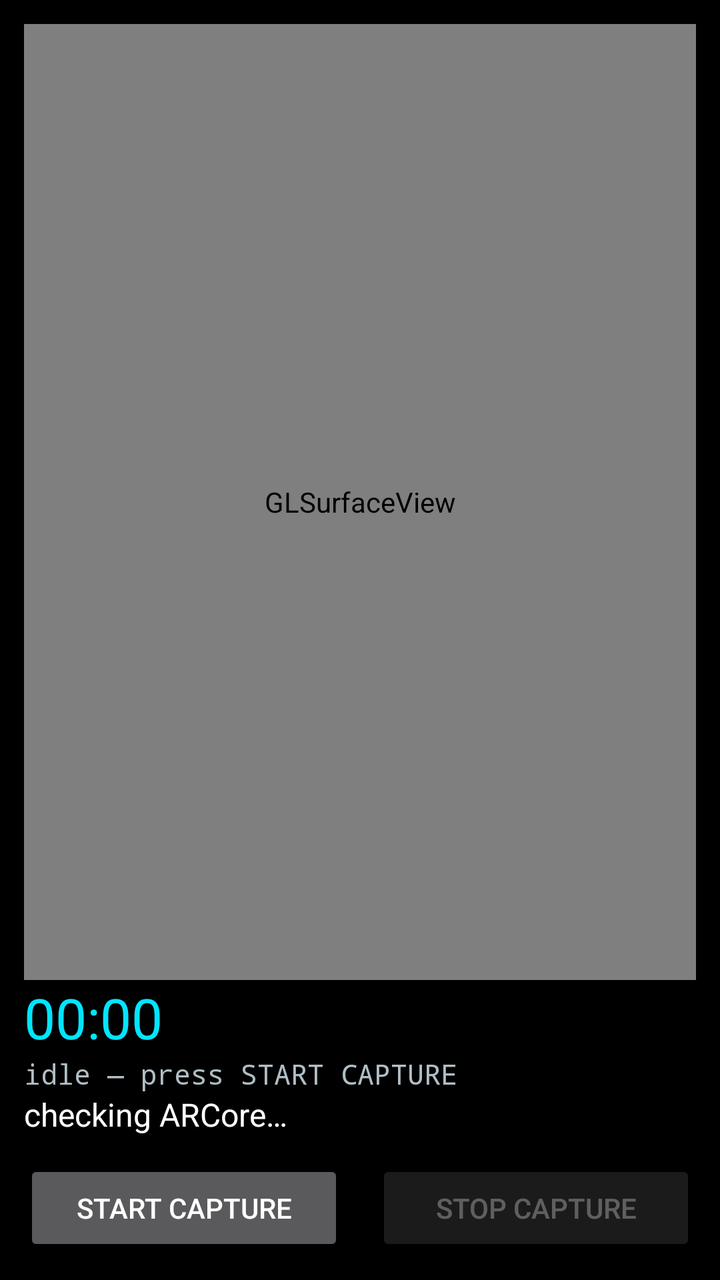
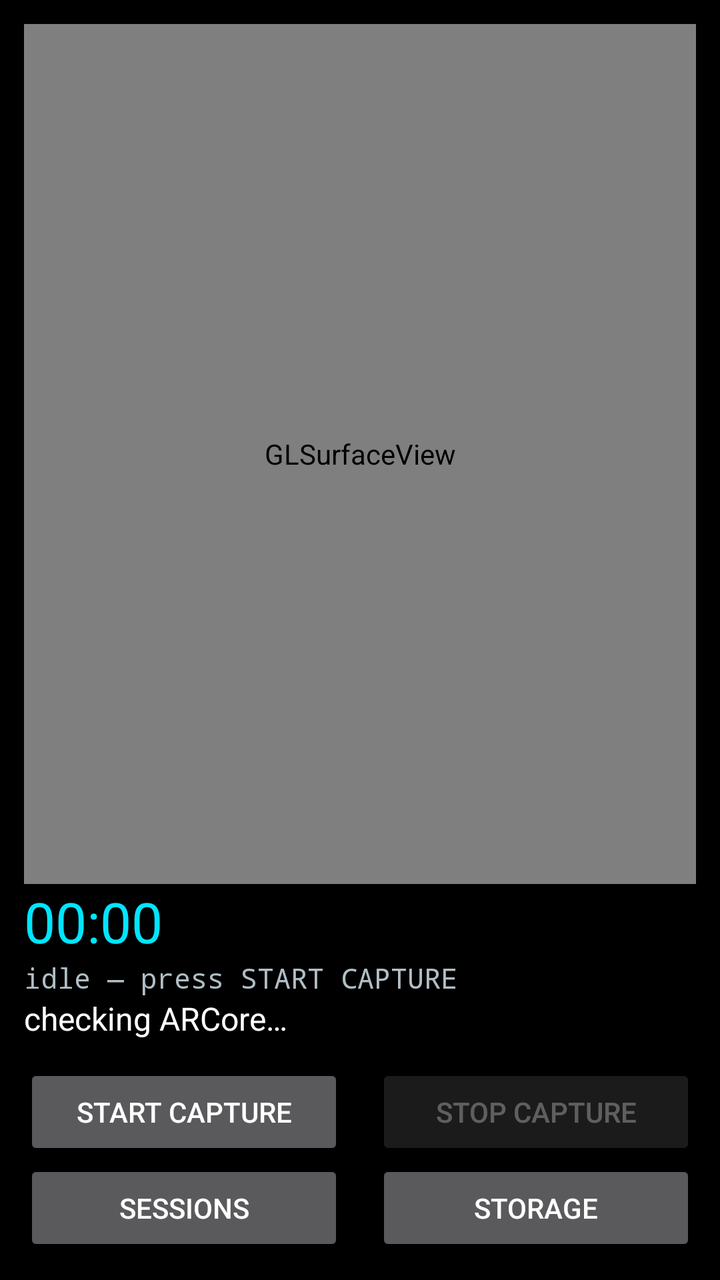

The first picture is an Android layout as it rendered before a commit; the second is the same layout after the commit. The layout source and the unified diff follow.
<!-- AndroidManifest.xml: application theme android:Theme.Material.NoActionBar -->
<!-- res/layout/activity_main.xml -->
<?xml version="1.0" encoding="utf-8"?>
<LinearLayout
    xmlns:android="http://schemas.android.com/apk/res/android"
    android:layout_width="match_parent"
    android:layout_height="match_parent"
    android:orientation="vertical"
    android:background="#FF000000"
    android:padding="12dp">

    
    <android.opengl.GLSurfaceView
        android:id="@+id/gl"
        android:layout_width="match_parent"
        android:layout_height="0dp"
        android:layout_weight="1"
        android:background="#FF101418" />

    <TextView
        android:id="@+id/timerView"
        android:layout_width="match_parent"
        android:layout_height="wrap_content"
        android:textSize="28sp"
        android:textColor="#FF00E5FF"
        android:text="@string/time_zero" />

    <TextView
        android:id="@+id/metricsView"
        android:layout_width="match_parent"
        android:layout_height="wrap_content"
        android:textSize="14sp"
        android:textColor="#FFB0BEC5"
        android:fontFamily="monospace"
        android:text="@string/status_idle" />

    <TextView
        android:id="@+id/statusView"
        android:layout_width="match_parent"
        android:layout_height="wrap_content"
        android:textSize="16sp"
        android:textColor="#FFFFFFFF"
        android:text="@string/status_checking" />

    <LinearLayout
        android:layout_width="match_parent"
        android:layout_height="wrap_content"
        android:orientation="horizontal"
        android:layout_marginTop="12dp">

        <Button
            android:id="@+id/startBtn"
            android:layout_width="0dp"
            android:layout_height="wrap_content"
            android:layout_weight="1"
            android:layout_marginEnd="8dp"
            android:text="@string/start" />

        <Button
            android:id="@+id/stopBtn"
            android:layout_width="0dp"
            android:layout_height="wrap_content"
            android:layout_weight="1"
            android:layout_marginStart="8dp"
            android:enabled="false"
            android:text="@string/stop" />
    </LinearLayout>
</LinearLayout>
<!-- resources referenced by this layout -->
<resources>
  <string name="start">START CAPTURE</string>
  <string name="status_checking">checking ARCore…</string>
  <string name="status_idle">idle — press START CAPTURE</string>
  <string name="stop">STOP CAPTURE</string>
  <string name="time_zero">00:00</string>
</resources>

<!-- the commit's change to res/layout/activity_main.xml (unified diff, before → after) -->
@@ -63,4 +63,26 @@
             android:enabled="false"
             android:text="@string/stop" />
     </LinearLayout>
+
+    <LinearLayout
+        android:layout_width="match_parent"
+        android:layout_height="wrap_content"
+        android:orientation="horizontal">
+
+        <Button
+            android:id="@+id/sessionsBtn"
+            android:layout_width="0dp"
+            android:layout_height="wrap_content"
+            android:layout_weight="1"
+            android:layout_marginEnd="8dp"
+            android:text="@string/sessions" />
+
+        <Button
+            android:id="@+id/storageBtn"
+            android:layout_width="0dp"
+            android:layout_height="wrap_content"
+            android:layout_weight="1"
+            android:layout_marginStart="8dp"
+            android:text="@string/storage" />
+    </LinearLayout>
 </LinearLayout>
<!-- resource entries referenced after the edit -->
@@ -1,9 +1,11 @@
 <!-- resources referenced by this layout -->
 <resources>
+  <string name="sessions">SESSIONS</string>
   <string name="start">START CAPTURE</string>
   <string name="status_checking">checking ARCore…</string>
   <string name="status_idle">idle — press START CAPTURE</string>
   <string name="stop">STOP CAPTURE</string>
+  <string name="storage">STORAGE</string>
   <string name="time_zero">00:00</string>
 </resources>
 
